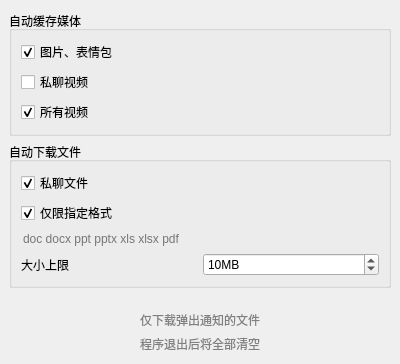
First picture: the form in widgets/settings/filewidget.ui, repository iwxyi/CatlikeQQ, before the edit.
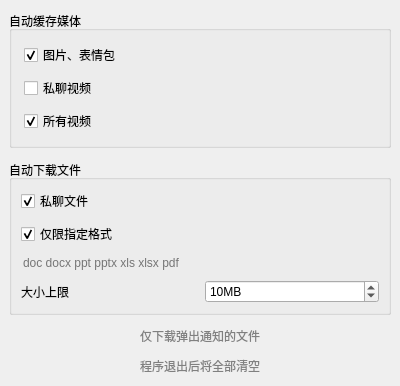
Second picture: the form after the edit.

Commit message: 新增远程控制前缀；调整各布局的item spacing

```diff
--- a/widgets/settings/filewidget.ui
+++ b/widgets/settings/filewidget.ui
@@ -14,6 +14,9 @@
    <string>Form</string>
   </property>
   <layout class="QVBoxLayout" name="verticalLayout">
+   <property name="spacing">
+    <number>12</number>
+   </property>
    <property name="leftMargin">
     <number>9</number>
    </property>
@@ -32,6 +35,21 @@
       <string>自动缓存媒体</string>
      </property>
      <layout class="QVBoxLayout" name="verticalLayout_3">
+      <property name="spacing">
+       <number>9</number>
+      </property>
+      <property name="leftMargin">
+       <number>12</number>
+      </property>
+      <property name="topMargin">
+       <number>12</number>
+      </property>
+      <property name="rightMargin">
+       <number>12</number>
+      </property>
+      <property name="bottomMargin">
+       <number>12</number>
+      </property>
       <item>
        <widget class="QCheckBox" name="autoCacheImageCheck">
         <property name="enabled">
@@ -83,6 +101,9 @@
       <string>自动下载文件</string>
      </property>
      <layout class="QVBoxLayout" name="verticalLayout_2">
+      <property name="spacing">
+       <number>9</number>
+      </property>
       <item>
        <widget class="QCheckBox" name="autoCachePrivateFileCheck">
         <property name="text">
```
Left out of the diff: 2 changed lines with no effect on the pictures. The commit also changes 12 other files.
